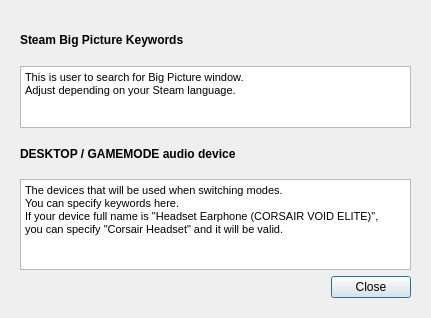
Old version of the form src/ui/help.ui in the repository Odizinne/bigpicturetv.
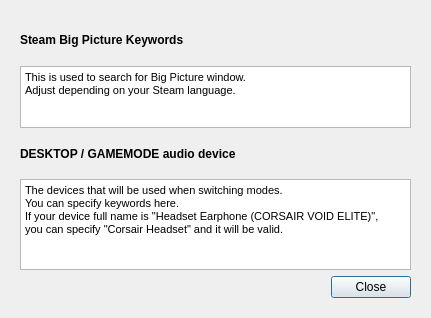
New version of the form.

Patch:
```diff
--- a/src/ui/help.ui
+++ b/src/ui/help.ui
@@ -122,7 +122,7 @@
 &lt;html&gt;&lt;head&gt;&lt;meta name=&quot;qrichtext&quot; content=&quot;1&quot; /&gt;&lt;style type=&quot;text/css&quot;&gt;
 p, li { white-space: pre-wrap; }
 &lt;/style&gt;&lt;/head&gt;&lt;body style=&quot; font-family:'MS Shell Dlg 2'; font-size:8.25pt; font-weight:400; font-style:normal;&quot;&gt;
-&lt;p style=&quot; margin-top:0px; margin-bottom:0px; margin-left:0px; margin-right:0px; -qt-block-indent:0; text-indent:0px;&quot;&gt;This is user to search for Big Picture window.&lt;br /&gt;Adjust depending on your Steam language.&lt;/p&gt;&lt;/body&gt;&lt;/html&gt;</string>
+&lt;p style=&quot; margin-top:0px; margin-bottom:0px; margin-left:0px; margin-right:0px; -qt-block-indent:0; text-indent:0px;&quot;&gt;This is used to search for Big Picture window.&lt;br /&gt;Adjust depending on your Steam language.&lt;/p&gt;&lt;/body&gt;&lt;/html&gt;</string>
         </property>
         <property name="textInteractionFlags">
          <set>Qt::NoTextInteraction</set>
```
